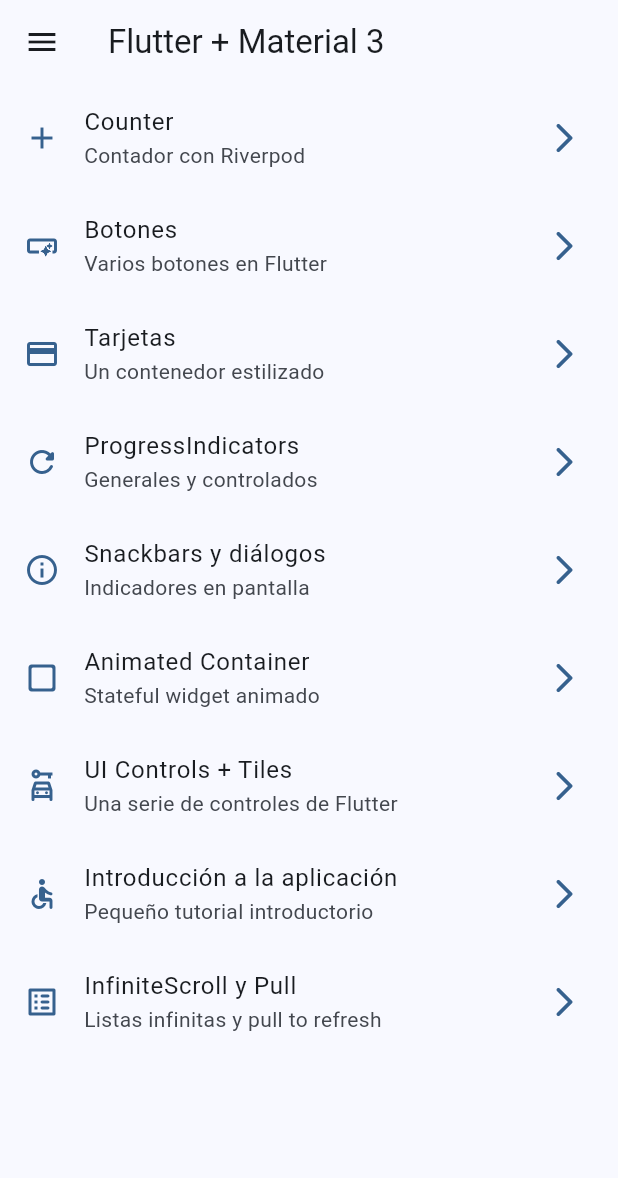
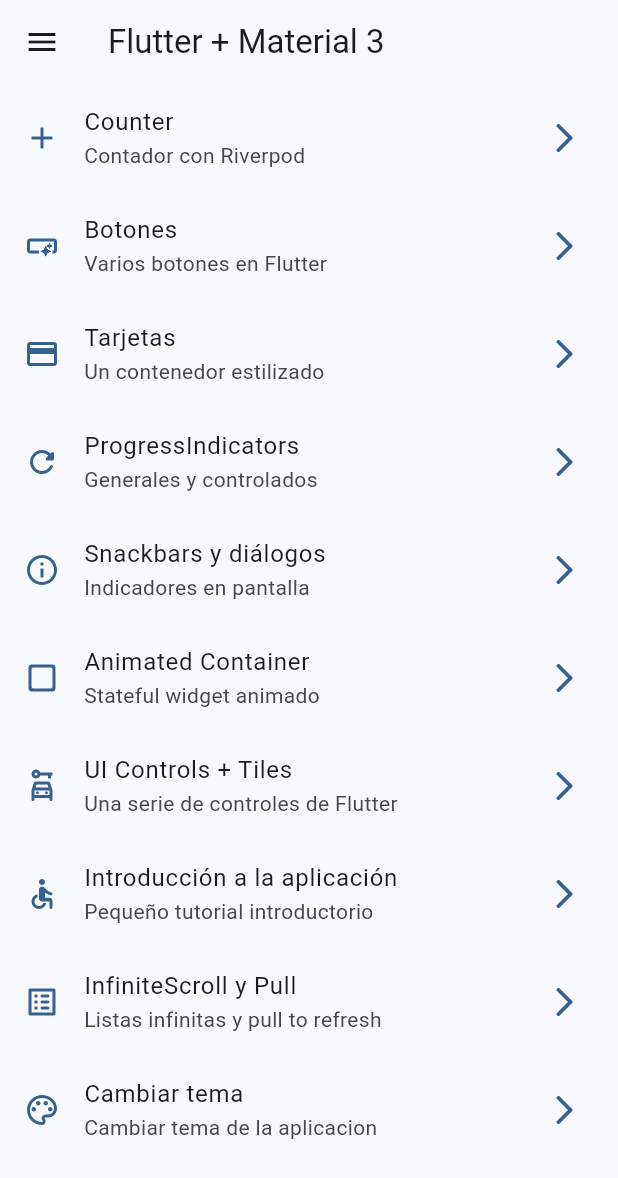
Before and after one commit to rmoreno-software/cursos, a Flutter app: the screen it shows after launch, on a phone screen of 412 x 824 dp. Shown: the top 1178 px of the screen. Run offline on Flutter 3.47's test engine with Material 3 defaults, Android fonts, the phone set to English and light mode, and no system bars; our stand-ins replace animate_do, dio, flutter_riverpod, go_router, video_player.

Commit message:
S11 - Pantalla para cambiar colores

```diff
--- a/Flutter/widgets_app/lib/config/menu/menu_items.dart
+++ b/Flutter/widgets_app/lib/config/menu/menu_items.dart
@@ -71,5 +71,11 @@ const appMenuItems = <MenuItem>[
     subTitle: 'Listas infinitas y pull to refresh',
     link: '/infinite',
     icon: Icons.list_alt_rounded
+  ),
+  MenuItem(
+    title: 'Cambiar tema',
+    subTitle: 'Cambiar tema de la aplicacion',
+    link: '/theme-changer',
+    icon: Icons.color_lens_outlined
   )
 ];
--- a/Flutter/widgets_app/lib/config/router/app_router.dart
+++ b/Flutter/widgets_app/lib/config/router/app_router.dart
@@ -52,6 +52,10 @@ final appRouter = GoRouter(
     GoRoute(
       path: '/counter',
       builder: (context, state) => CounterScreen(),
+    ),
+    GoRoute(
+      path: '/theme-changer',
+      builder: (context, state) => ThemeChanger(),
     )
   ]
 );
--- a/Flutter/widgets_app/lib/config/theme/app_theme.dart
+++ b/Flutter/widgets_app/lib/config/theme/app_theme.dart
@@ -16,14 +16,17 @@ const colorList = <Color>[
 class AppTheme {
 
   final int selectedColor;
+  final bool isDarkMode;
 
   AppTheme({
-    required this.selectedColor
+    required this.selectedColor,
+    this.isDarkMode = false
   }): assert(selectedColor >= 0, 'Selected color must be grater than 0'),
       assert(selectedColor < colorList.length, 'Selected color must be lower than ${colorList.length}');
 
     ThemeData getTheme() => ThemeData(
       useMaterial3: true,
+      brightness: isDarkMode ? Brightness.dark : Brightness.light,
       colorSchemeSeed: colorList[ selectedColor ],
       appBarTheme: AppBarTheme(
         centerTitle: false
--- a/Flutter/widgets_app/lib/main.dart
+++ b/Flutter/widgets_app/lib/main.dart
@@ -2,6 +2,7 @@ import 'package:flutter/material.dart';
 import 'package:flutter_riverpod/flutter_riverpod.dart';
 import 'package:widgets_app/config/router/app_router.dart';
 import 'package:widgets_app/config/theme/app_theme.dart';
+import 'package:widgets_app/presentation/providers/theme_provider.dart';
 
 void main() {
   runApp(
@@ -11,15 +12,19 @@ void main() {
   );
 }
 
-class MainApp extends StatelessWidget {
+class MainApp extends ConsumerWidget {
   const MainApp({super.key});
 
   @override
-  Widget build(BuildContext context) {
+  Widget build(BuildContext context, WidgetRef ref) {
+
+    final int selectedColor = ref.watch(selectedIndexColorProvider);
+    final bool isDarkMode = ref.watch(isDarkModeProvider);
+
     return MaterialApp.router(
       title: 'Flutter Widgets',
       debugShowCheckedModeBanner: false,
-      theme: AppTheme(selectedColor: 0).getTheme(),
+      theme: AppTheme(selectedColor: selectedColor, isDarkMode: isDarkMode).getTheme(),
       routerConfig: appRouter,
     );
   }
--- a/Flutter/widgets_app/lib/presentation/providers/theme_provider.dart
+++ b/Flutter/widgets_app/lib/presentation/providers/theme_provider.dart
@@ -1,3 +1,9 @@
 import 'package:flutter_riverpod/flutter_riverpod.dart';
+import 'package:widgets_app/config/theme/app_theme.dart';
 
 final isDarkModeProvider = StateProvider((ref) => false);
+
+// Listado de colores inmutable
+final colorListProvider = Provider((ref) => colorList);
+
+final selectedIndexColorProvider = StateProvider((ref) => 0);
--- a/Flutter/widgets_app/lib/presentation/screens/screens.dart
+++ b/Flutter/widgets_app/lib/presentation/screens/screens.dart
@@ -1,11 +1,13 @@
 
-export 'package:widgets_app/presentation/screens/counter/counter_screen.dart';
+
 export 'package:widgets_app/presentation/screens/animated/animated_screen.dart';
 export 'package:widgets_app/presentation/screens/app_tutotial/app_tutorial_screen.dart';
 export 'package:widgets_app/presentation/screens/buttons/buttons_screen.dart';
 export 'package:widgets_app/presentation/screens/cards/cards_screens.dart';
+export 'package:widgets_app/presentation/screens/counter/counter_screen.dart';
 export 'package:widgets_app/presentation/screens/home/home_screen.dart';
 export 'package:widgets_app/presentation/screens/ininite_scroll/infinite_scroll_screen.dart';
 export 'package:widgets_app/presentation/screens/progress/progress_screen.dart';
 export 'package:widgets_app/presentation/screens/snackbar/snackbar_screen.dart';
+export 'package:widgets_app/presentation/screens/theme_changer/theme_changer.dart';
 export 'package:widgets_app/presentation/screens/ui_controls/ui_controls_screen.dart';
```
Also changed, not shown: Flutter/widgets_app/lib/presentation/screens/theme_changer/theme_changer.dart (added, +61 -0 lines).
